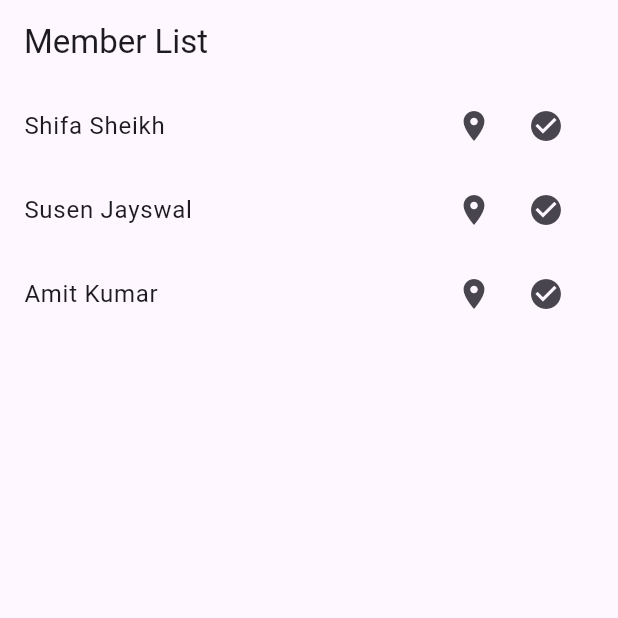
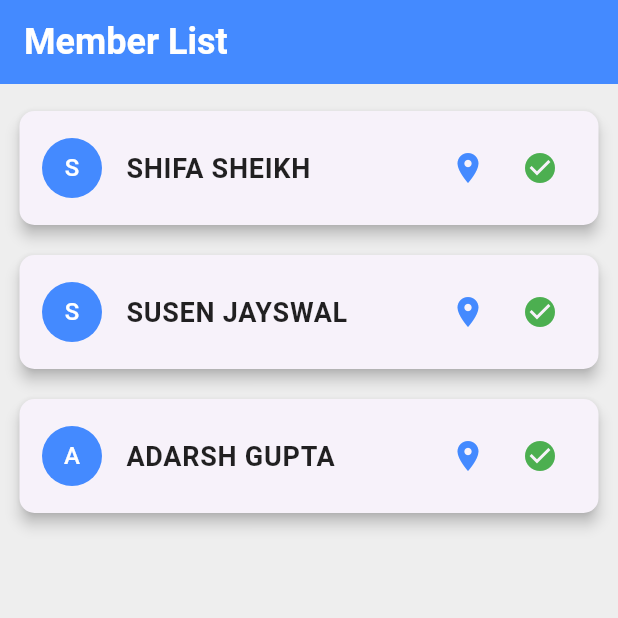
Before and after one commit to Susenjayswal/Flutter_Location, a Flutter app: the screen it shows after launch, on a phone screen of 412 x 824 dp, the top half of it. Run offline on Flutter 3.47's test engine with Material 3 defaults, Android fonts, the light colour scheme and no system bars; our stand-ins replace geolocator, google_maps_flutter; missing offline and left inert: flutter_polyline_points.

Commit message:
Formatting

```diff
--- a/lib/member_screen.dart
+++ b/lib/member_screen.dart
@@ -1,49 +1,79 @@
-//new code
+//code with added css property to it
 import 'package:flutter/material.dart';
 import 'package:google_maps_flutter/google_maps_flutter.dart'; // Import LatLng
-
-import 'attendance_screen.dart'; // Import the attendance screen
+import 'member.dart';
 import 'location_screen.dart';
-import 'member.dart';
+import 'attendance_screen.dart';  // Import the attendance screen
 
 class MemberScreen extends StatelessWidget {
   // Example member data with LatLng and attendance list
   final List<Member> members = [
     Member(
-      name: "Shifa Sheikh",
-      currentLocation: const LatLng(37.42796133580664, -122.085749655962),
-      attendance: [], // Empty attendance list
+      name: "SHIFA SHEIKH",
+      currentLocation: LatLng(37.42796133580664, -122.085749655962),
+      attendance: [],  // Empty attendance list
     ),
     Member(
-      name: "Susen Jayswal",
-      currentLocation: const LatLng(37.42996133580664, -122.083749655962),
-      attendance: [], // Empty attendance list
+      name: "SUSEN JAYSWAL",
+      currentLocation: LatLng(37.42996133580664, -122.083749655962),
+      attendance: [],  // Empty attendance list
     ),
     Member(
-      name: "Amit Kumar",
-      currentLocation: const LatLng(37.42696133580664, -122.080749655962),
-      attendance: [], // Empty attendance list
+      name: "ADARSH GUPTA",
+      currentLocation: LatLng(37.42696133580664, -122.080749655962),
+      attendance: [],  // Empty attendance list
     ),
   ];
-  //const MemberScreen({super.key});
 
   @override
   Widget build(BuildContext context) {
     return Scaffold(
       appBar: AppBar(
-        title: const Text("Member List"),
+        title: Text(
+          "Member List",
+          style: TextStyle(
+            fontSize: 24,
+            fontWeight: FontWeight.bold,
+            color: Colors.white, // Text color in AppBar
           ),
-      body: ListView.builder(
+        ),
+        backgroundColor: Colors.blueAccent, // Background color for AppBar
+      ),
+      backgroundColor: Colors.grey[200], // Background color for the entire screen
+      body: Padding(
+        padding: const EdgeInsets.all(8.0), // Padding around the body
+        child: ListView.builder(
           itemCount: members.length,
           itemBuilder: (context, index) {
             final member = members[index];
-          return ListTile(
-            title: Text(member.name),
+            return Card(
+              elevation: 4, // Adds shadow to the card
+              margin: EdgeInsets.symmetric(vertical: 10, horizontal: 5), // Margin for the cards
+              shape: RoundedRectangleBorder(
+                borderRadius: BorderRadius.circular(10), // Rounded corners for the card
+              ),
+              child: ListTile(
+                leading: CircleAvatar(
+                  backgroundColor: Colors.blueAccent, // Background color for avatar
+                  child: Text(
+                    member.name[0], // Display the first letter of the name
+                    style: TextStyle(color: Colors.white), // White text in avatar
+                  ),
+                ),
+                title: Text(
+                  member.name,
+                  style: TextStyle(
+                    fontSize: 18,
+                    fontWeight: FontWeight.bold,
+                    color: Colors.black87, // Text color for member name
+                  ),
+                ),
                 trailing: Row(
                   mainAxisSize: MainAxisSize.min,
                   children: [
                     IconButton(
-                  icon: const Icon(Icons.location_on),
+                      icon: Icon(Icons.location_on),
+                      color: Colors.blueAccent, // Color for location icon
                       onPressed: () {
                         Navigator.push(
                           context,
@@ -54,7 +84,8 @@ class MemberScreen extends StatelessWidget {
                       },
                     ),
                     IconButton(
-                  icon: const Icon(Icons.check_circle),
+                      icon: Icon(Icons.check_circle),
+                      color: Colors.green, // Color for attendance icon
                       onPressed: () {
                         Navigator.push(
                           context,
@@ -66,8 +97,11 @@ class MemberScreen extends StatelessWidget {
                     ),
                   ],
                 ),
+                contentPadding: EdgeInsets.symmetric(vertical: 10, horizontal: 15), // Padding inside the ListTile
+              ),
             );
           },
+        ),
       ),
     );
   }
```
Lines whose indentation alone changed are shown as unchanged.
